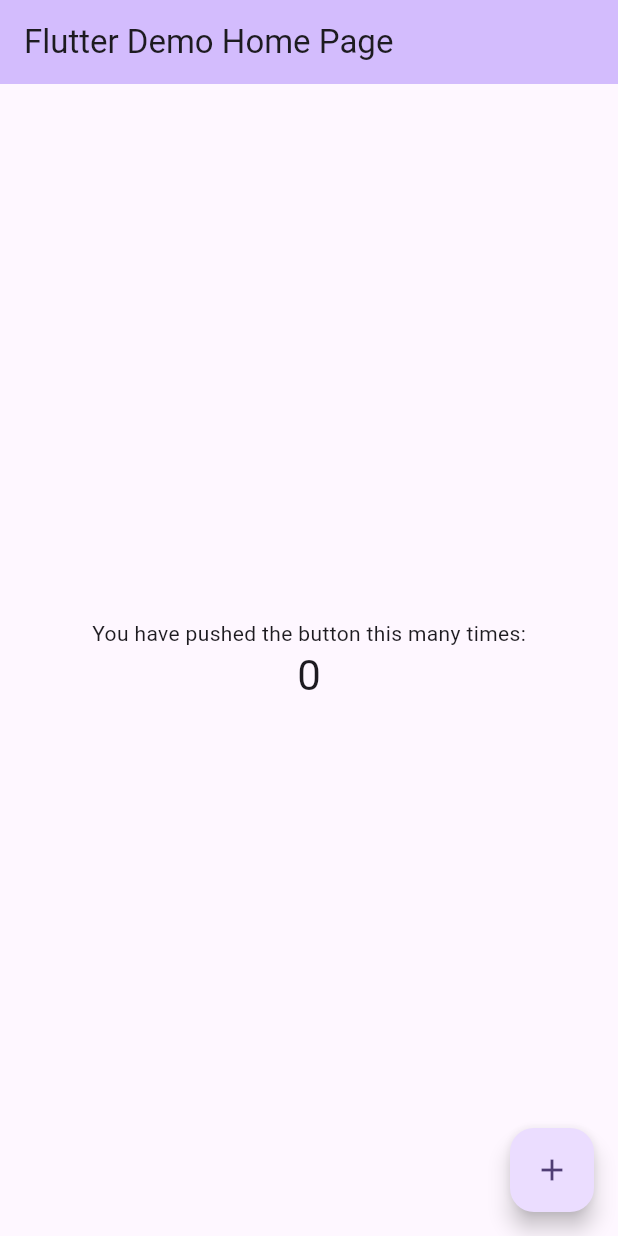
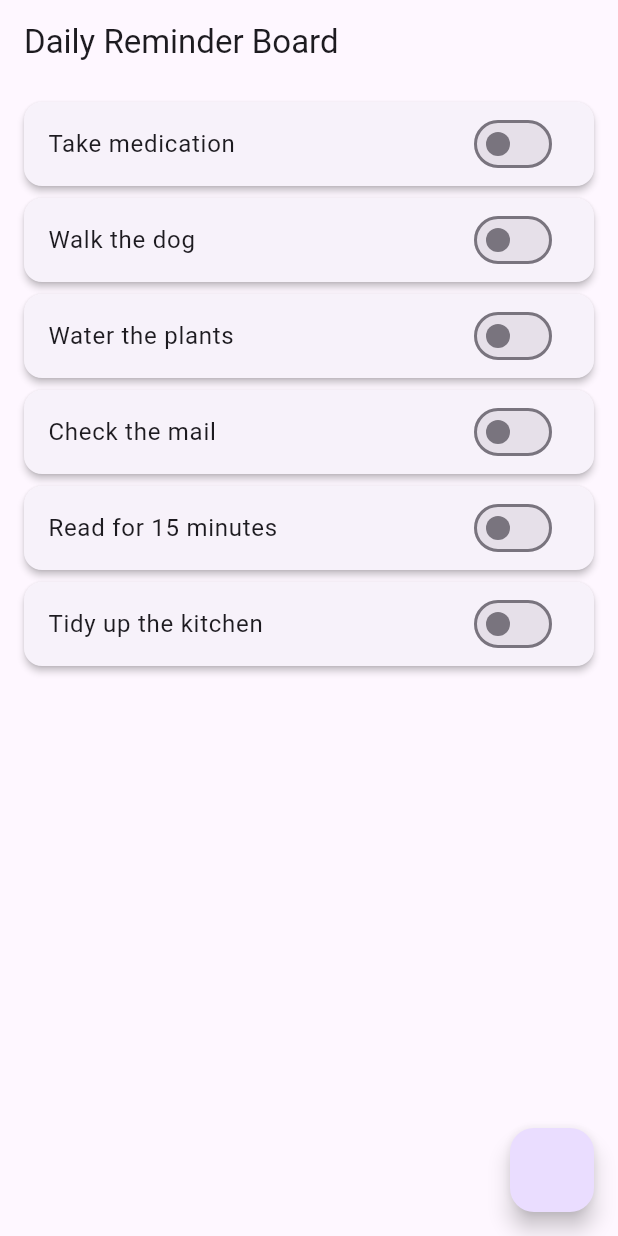
Before and after one commit to jacobnorris/ReminderBoard, a Flutter app: the screen it shows after launch, on a phone screen of 412 x 824 dp. Run offline on Flutter 3.47's test engine with Material 3 defaults, Android fonts, the phone set to English and light mode, and no system bars; our stand-ins replace shared_preferences.

Commit message:
Add basic app home page, with hard-coded reminders. Add ability to add new reminder, but configuring it is still TBD

```diff
--- a/lib/main.dart
+++ b/lib/main.dart
@@ -1,122 +1,171 @@
 import 'package:flutter/material.dart';
+import 'package:shared_preferences/shared_preferences.dart';
+import 'dart:convert';
 
+// The main entry point for the Flutter application.
 void main() {
-  runApp(const MyApp());
+  runApp(const ReminderBoardApp());
 }
 
-class MyApp extends StatelessWidget {
-  const MyApp({super.key});
+// The root widget of the application.
+class ReminderBoardApp extends StatelessWidget {
+  const ReminderBoardApp({super.key});
 
-  // This widget is the root of your application.
   @override
   Widget build(BuildContext context) {
     return MaterialApp(
-      title: 'Flutter Demo',
+      title: 'Reminder Board',
+      // The theme applies a visual styling to the entire app.
       theme: ThemeData(
-        // This is the theme of your application.
-        //
-        // TRY THIS: Try running your application with "flutter run". You'll see
-        // the application has a purple toolbar. Then, without quitting the app,
-        // try changing the seedColor in the colorScheme below to Colors.green
-        // and then invoke "hot reload" (save your changes or press the "hot
-        // reload" button in a Flutter-supported IDE, or press "r" if you used
-        // the command line to start the app).
-        //
-        // Notice that the counter didn't reset back to zero; the application
-        // state is not lost during the reload. To reset the state, use hot
-        // restart instead.
-        //
-        // This works for code too, not just values: Most code changes can be
-        // tested with just a hot reload.
-        colorScheme: ColorScheme.fromSeed(seedColor: Colors.deepPurple),
+        primarySwatch: Colors.green,
+        visualDensity: VisualDensity.adaptivePlatformDensity,
       ),
-      home: const MyHomePage(title: 'Flutter Demo Home Page'),
+      // The home property sets the default screen of the app.
+      home: const ReminderBoardScreen(),
     );
   }
 }
 
-class MyHomePage extends StatefulWidget {
-  const MyHomePage({super.key, required this.title});
+// A model class to represent a single task.
+class Task {
+  String title;
+  bool isCompleted;
 
-  // This widget is the home page of your application. It is stateful, meaning
-  // that it has a State object (defined below) that contains fields that affect
-  // how it looks.
+  Task({required this.title, this.isCompleted = false});
 
-  // This class is the configuration for the state. It holds the values (in this
-  // case the title) provided by the parent (in this case the App widget) and
-  // used by the build method of the State. Fields in a Widget subclass are
-  // always marked "final".
+  // Factory constructor to create a Task from a map (used for decoding from JSON).
+  factory Task.fromMap(Map<String, dynamic> map) {
+    return Task(
+      title: map['title'],
+      isCompleted: map['isCompleted'],
+    );
+  }
 
-  final String title;
+  // Method to convert a Task instance to a map (used for encoding to JSON).
+  Map<String, dynamic> toMap() {
+    return {
+      'title': title,
+      'isCompleted': isCompleted,
+    };
+  }
+}
+
+// The main screen widget for the reminder board.
+class ReminderBoardScreen extends StatefulWidget {
+  const ReminderBoardScreen({super.key});
 
   @override
-  State<MyHomePage> createState() => _MyHomePageState();
+  State<ReminderBoardScreen> createState() => _ReminderBoardScreenState();
 }
 
-class _MyHomePageState extends State<MyHomePage> {
-  int _counter = 0;
+class _ReminderBoardScreenState extends State<ReminderBoardScreen> {
+  // A list to hold the daily tasks.
+  List<Task> _tasks = [
+    Task(title: 'Take medication'),
+    Task(title: 'Walk the dog'),
+    Task(title: 'Water the plants'),
+    Task(title: 'Check the mail'),
+    Task(title: 'Read for 15 minutes'),
+    Task(title: 'Tidy up the kitchen'),
+  ];
 
-  void _incrementCounter() {
+  @override
+  void initState() {
+    super.initState();
+    // Load the saved task states when the widget is first created.
+    _loadTasksState();
+  }
+
+  // Asynchronously loads the tasks from shared preferences.
+  Future<void> _loadTasksState() async {
+    final prefs = await SharedPreferences.getInstance();
+    // Retrieve the JSON string of tasks from storage.
+    final String? tasksJson = prefs.getString('tasks');
+    if (tasksJson != null) {
+      // Decode the JSON string back into a list of maps.
+      final List<dynamic> tasksList = jsonDecode(tasksJson);
+      setState(() {
+        // Create Task objects from the decoded map data.
+        _tasks = tasksList.map((taskMap) => Task.fromMap(taskMap)).toList();
+      });
+    }
+  }
+
+  // Asynchronously saves the current state of tasks to shared preferences.
+  Future<void> _saveTasksState() async {
+    final prefs = await SharedPreferences.getInstance();
+    // Convert the list of Task objects to a list of maps.
+    final List<Map<String, dynamic>> tasksList =
+    _tasks.map((task) => task.toMap()).toList();
+    // Encode the list of maps into a JSON string.
+    final String tasksJson = jsonEncode(tasksList);
+    // Store the JSON string.
+    await prefs.setString('tasks', tasksJson);
+  }
+
+  Future<void> _addNewTask(String title) async {
+    if (title.isNotEmpty) {
+      setState(() {
+        // Add a new task to the list.
+        _tasks.add(Task(title: title));
+      });
+      // Save the updated tasks state.
+      await _saveTasksState();
+    }
+  }
+
+  // Toggles the completion status of a task and saves the new state.
+  void _toggleTaskCompletion(int index, bool value) {
     setState(() {
-      // This call to setState tells the Flutter framework that something has
-      // changed in this State, which causes it to rerun the build method below
-      // so that the display can reflect the updated values. If we changed
-      // _counter without calling setState(), then the build method would not be
-      // called again, and so nothing would appear to happen.
-      _counter++;
+      _tasks[index].isCompleted = value;
     });
+    // Save the tasks every time a switch is toggled.
+    _saveTasksState();
   }
 
   @override
   Widget build(BuildContext context) {
-    // This method is rerun every time setState is called, for instance as done
-    // by the _incrementCounter method above.
-    //
-    // The Flutter framework has been optimized to make rerunning build methods
-    // fast, so that you can just rebuild anything that needs updating rather
-    // than having to individually change instances of widgets.
     return Scaffold(
       appBar: AppBar(
-        // TRY THIS: Try changing the color here to a specific color (to
-        // Colors.amber, perhaps?) and trigger a hot reload to see the AppBar
-        // change color while the other colors stay the same.
-        backgroundColor: Theme.of(context).colorScheme.inversePrimary,
-        // Here we take the value from the MyHomePage object that was created by
-        // the App.build method, and use it to set our appbar title.
-        title: Text(widget.title),
+        title: const Text('Daily Reminder Board'),
       ),
-      body: Center(
-        // Center is a layout widget. It takes a single child and positions it
-        // in the middle of the parent.
-        child: Column(
-          // Column is also a layout widget. It takes a list of children and
-          // arranges them vertically. By default, it sizes itself to fit its
-          // children horizontally, and tries to be as tall as its parent.
-          //
-          // Column has various properties to control how it sizes itself and
-          // how it positions its children. Here we use mainAxisAlignment to
-          // center the children vertically; the main axis here is the vertical
-          // axis because Columns are vertical (the cross axis would be
-          // horizontal).
-          //
-          // TRY THIS: Invoke "debug painting" (choose the "Toggle Debug Paint"
-          // action in the IDE, or press "p" in the console), to see the
-          // wireframe for each widget.
-          mainAxisAlignment: MainAxisAlignment.center,
-          children: <Widget>[
-            const Text('You have pushed the button this many times:'),
-            Text(
-              '$_counter',
-              style: Theme.of(context).textTheme.headlineMedium,
+      // The body of the Scaffold is a ListView that displays the tasks.
+      body: ListView.builder(
+        // Add some padding around the list.
+        padding: const EdgeInsets.all(8.0),
+        itemCount: _tasks.length,
+        itemBuilder: (context, index) {
+          final task = _tasks[index];
+          // Each item in the list is a Card for better visual separation.
+          return Card(
+            elevation: 2.0,
+            margin: const EdgeInsets.symmetric(vertical: 4.0, horizontal: 8.0),
+            child: ListTile(
+              // The title of the list tile is the task's title.
+              title: Text(
+                task.title,
+                style: TextStyle(
+                  // Visually indicate completion with a line-through style.
+                  decoration: task.isCompleted
+                      ? TextDecoration.lineThrough
+                      : TextDecoration.none,
+                ),
+              ),
+              // The trailing widget is the switch to mark the task as complete.
+              trailing: Switch(
+                value: task.isCompleted,
+                onChanged: (value) => _toggleTaskCompletion(index, value),
+                activeColor: Colors.teal,
+              ),
             ),
-          ],
-        ),
+          );
+        },
       ),
       floatingActionButton: FloatingActionButton(
-        onPressed: _incrementCounter,
-        tooltip: 'Increment',
-        child: const Icon(Icons.add),
-      ), // This trailing comma makes auto-formatting nicer for build methods.
+        onPressed: () {
+          _addNewTask("somethingnew");
+        }
+      ),
     );
   }
 }
--- a/pubspec.yaml
+++ b/pubspec.yaml
@@ -34,6 +34,7 @@ dependencies:
   # The following adds the Cupertino Icons font to your application.
   # Use with the CupertinoIcons class for iOS style icons.
   cupertino_icons: ^1.0.8
+  shared_preferences: ^2.5.3
 
 dev_dependencies:
   flutter_test:
```
Also changed, not shown: pubspec.lock, 1 other file.
